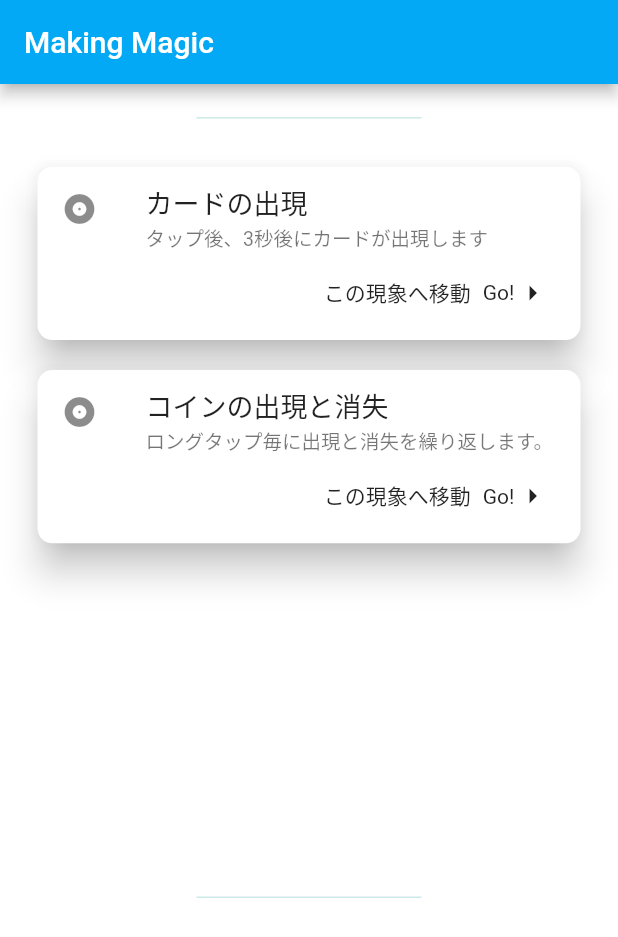
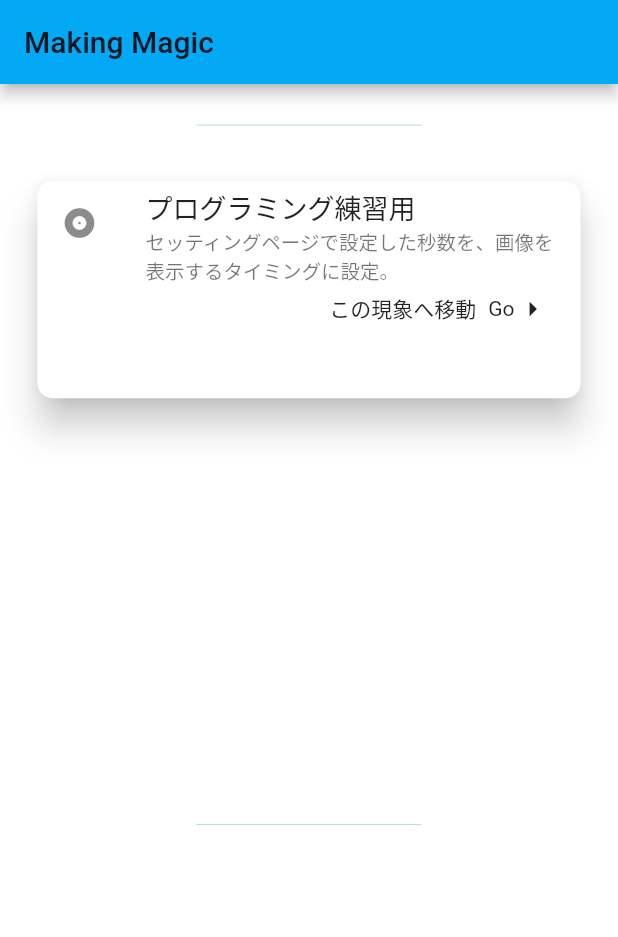
Before and after one commit to 3balljugglerYu/magic_app, a Flutter app: the screen it shows after launch, on a phone screen of 412 x 824 dp. Shown: the top 937 px of the screen. Run offline on Flutter 3.47's test engine with Material 2 defaults, Android fonts, the phone set to English and light mode, and no system bars; our stand-ins replace vibration.

Commit message:
fixed card_appearance

```diff
--- a/lib/main.dart
+++ b/lib/main.dart
@@ -1,6 +1,9 @@
 import 'package:flutter/material.dart';
-import 'coin_appearance.dart';
-import 'card_appearance.dart';
+import 'package:magic_app/components/setting_page.dart';
+import 'screens/coin_appearance.dart';
+import 'screens/card_appearance.dart';
+import 'screens/practice_page.dart';
+import 'components/setting_page.dart';
 
 void main() {
   runApp(MyApp());
@@ -12,7 +15,7 @@ class MyApp extends StatelessWidget {
     return MaterialApp(
       title: 'Making Magic',
       theme: ThemeData(
-        primarySwatch: Colors.blue,
+        primarySwatch: Colors.lightBlue,
       ),
       home: TopPage(),
     );
@@ -24,7 +27,6 @@ class TopPage extends StatelessWidget {
   Widget build(BuildContext context) {
     return Scaffold(
       appBar: AppBar(
-        backgroundColor: Colors.lightBlue,
         title: Text("Making Magic"),
       ),
       body: Container(
@@ -41,6 +43,94 @@ class TopPage extends StatelessWidget {
                 ),
               ),
             ),
+            // Expanded(
+            //   flex: 3,
+            //   child: Card(
+            //     shadowColor: Color.fromRGBO(0, 0, 0, 1.0),
+            //     shape: RoundedRectangleBorder(
+            //         borderRadius: BorderRadius.circular(10.0)),
+            //     elevation: 10.0,
+            //     margin: EdgeInsets.symmetric(vertical: 10.0, horizontal: 25.0),
+            //     child: InkWell(
+            //       splashColor: Colors.blue.withAlpha(30),
+            //       // onTap: (() {
+            //       //   Navigator.push(
+            //       //       context,
+            //       //       MaterialPageRoute(
+            //       //           builder: (context) => CardAppearance()));
+            //       // }),
+            //       child: Column(
+            //         children: [
+            //           const ListTile(
+            //             leading: Icon(Icons.album),
+            //             title: Text(
+            //               'カードの出現',
+            //               style: TextStyle(fontSize: 18.0),
+            //             ),
+            //             subtitle: Text(
+            //               'タップ後、3秒後にカードが出現します',
+            //               style: TextStyle(fontSize: 13.0),
+            //             ),
+            //           ),
+            //           Row(
+            //             mainAxisAlignment: MainAxisAlignment.end,
+            //             children: [
+            //               Text('この現象へ移動'),
+            //               SizedBox(width: 8.0),
+            //               Text('Go!'),
+            //               Icon(Icons.arrow_right),
+            //               SizedBox(width: 20.0),
+            //             ],
+            //           )
+            //         ],
+            //       ),
+            //     ),
+            //   ),
+            // ),
+            // Expanded(
+            //   flex: 3,
+            //   child: Card(
+            //     shadowColor: Color.fromRGBO(0, 0, 0, 1.0),
+            //     shape: RoundedRectangleBorder(
+            //         borderRadius: BorderRadius.circular(10.0)),
+            //     elevation: 10.0,
+            //     margin: EdgeInsets.symmetric(vertical: 10.0, horizontal: 25.0),
+            //     child: InkWell(
+            //       splashColor: Colors.blue.withAlpha(30),
+            //       onTap: (() {
+            //         Navigator.push(
+            //             context,
+            //             MaterialPageRoute(
+            //                 builder: (context) => CoinAppearance()));
+            //       }),
+            //       child: Column(
+            //         children: [
+            //           const ListTile(
+            //             leading: Icon(Icons.album),
+            //             title: Text(
+            //               'コインの出現と消失',
+            //               style: TextStyle(fontSize: 18.0),
+            //             ),
+            //             subtitle: Text(
+            //               'ロングタップ毎に出現と消失を繰り返します。',
+            //               style: TextStyle(fontSize: 13.0),
+            //             ),
+            //           ),
+            //           Row(
+            //             mainAxisAlignment: MainAxisAlignment.end,
+            //             children: [
+            //               Text('この現象へ移動'),
+            //               SizedBox(width: 8.0),
+            //               Text('Go!'),
+            //               Icon(Icons.arrow_right),
+            //               SizedBox(width: 20.0),
+            //             ],
+            //           )
+            //         ],
+            //       ),
+            //     ),
+            //   ),
+            // ),
             Expanded(
               flex: 3,
               child: Card(
@@ -51,22 +141,25 @@ class TopPage extends StatelessWidget {
                 margin: EdgeInsets.symmetric(vertical: 10.0, horizontal: 25.0),
                 child: InkWell(
                   splashColor: Colors.blue.withAlpha(30),
-                  onTap: (() {
-                    Navigator.push(
-                        context,
-                        MaterialPageRoute(
-                            builder: (context) => CardAppearance()));
+                  onTap: (() async {
+                    final result = await Navigator.push(
+                      context,
+                      MaterialPageRoute(
+                        builder: (context) => SettingPage(),
+                      ),
+                    );
+                    print(result);
                   }),
                   child: Column(
                     children: [
                       const ListTile(
                         leading: Icon(Icons.album),
                         title: Text(
-                          'カードの出現',
+                          'プログラミング練習用',
                           style: TextStyle(fontSize: 18.0),
                         ),
                         subtitle: Text(
-                          'タップ後、3秒後にカードが出現します',
+                          'セッティングページで設定した秒数を、画像を表示するタイミングに設定。',
                           style: TextStyle(fontSize: 13.0),
                         ),
                       ),
@@ -75,51 +168,7 @@ class TopPage extends StatelessWidget {
                         children: [
                           Text('この現象へ移動'),
                           SizedBox(width: 8.0),
-                          Text('Go!'),
-                          Icon(Icons.arrow_right),
-                          SizedBox(width: 20.0),
-                        ],
-                      )
-                    ],
-                  ),
-                ),
-              ),
-            ),
-            Expanded(
-              flex: 3,
-              child: Card(
-                shadowColor: Color.fromRGBO(0, 0, 0, 1.0),
-                shape: RoundedRectangleBorder(
-                    borderRadius: BorderRadius.circular(10.0)),
-                elevation: 10.0,
-                margin: EdgeInsets.symmetric(vertical: 10.0, horizontal: 25.0),
-                child: InkWell(
-                  splashColor: Colors.blue.withAlpha(30),
-                  onTap: (() {
-                    Navigator.push(
-                        context,
-                        MaterialPageRoute(
-                            builder: (context) => CoinAppearance()));
-                  }),
-                  child: Column(
-                    children: [
-                      const ListTile(
-                        leading: Icon(Icons.album),
-                        title: Text(
-                          'コインの出現と消失',
-                          style: TextStyle(fontSize: 18.0),
-                        ),
-                        subtitle: Text(
-                          'ロングタップ毎に出現と消失を繰り返します。',
-                          style: TextStyle(fontSize: 13.0),
-                        ),
-                      ),
-                      Row(
-                        mainAxisAlignment: MainAxisAlignment.end,
-                        children: [
-                          Text('この現象へ移動'),
-                          SizedBox(width: 8.0),
-                          Text('Go!'),
+                          Text('Go'),
                           Icon(Icons.arrow_right),
                           SizedBox(width: 20.0),
                         ],
--- a/pubspec.yaml
+++ b/pubspec.yaml
@@ -12,6 +12,7 @@ dependencies:
   flutter:
     sdk: flutter
   cupertino_icons: ^1.0.1
+  font_awesome_flutter: ^8.4.0
 
 dev_dependencies:
   flutter_test:
```
Also changed, not shown: lib/components/bottom_button.dart (+29 -0 lines), lib/components/setting_page.dart (+21 -28 lines), lib/screens/card_appearance.dart (+12 -8 lines), pubspec.lock, 1 other file.
